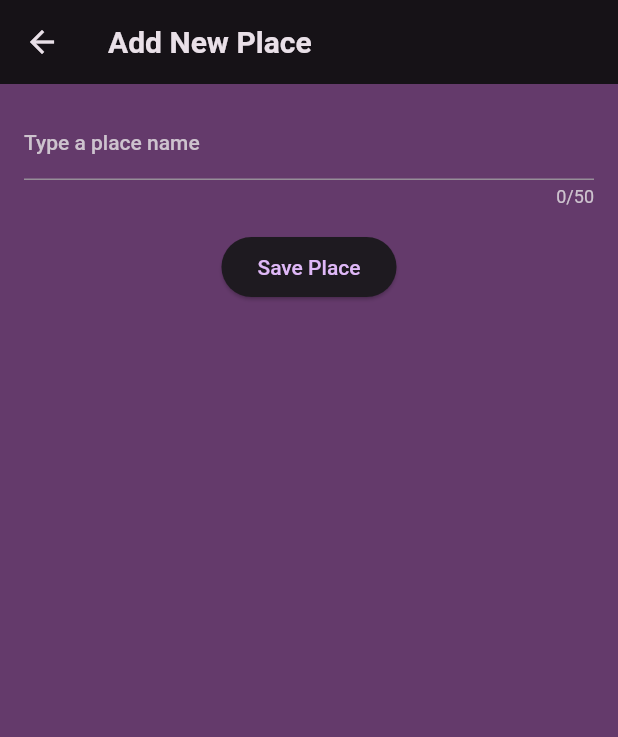
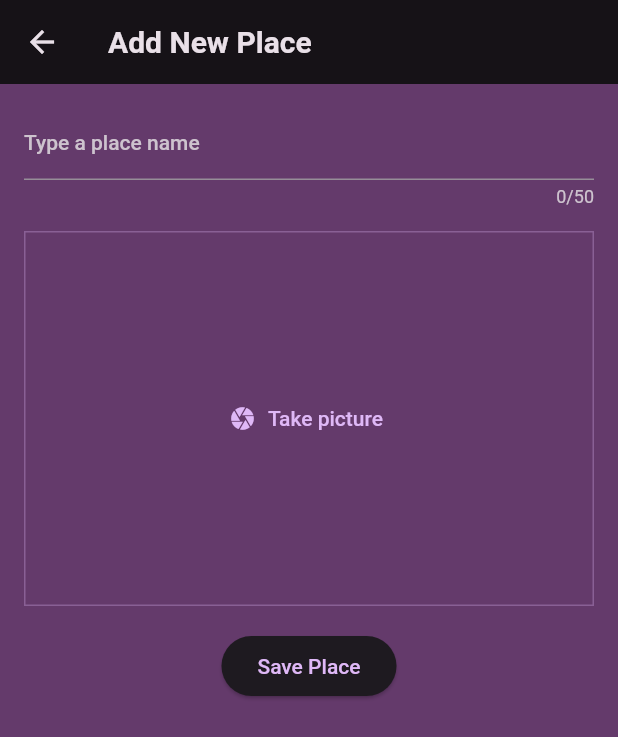
Before and after one commit to elianaferreira/favorite_places, a Flutter app: the NewPlaceScreen screen opened directly, on a phone screen of 412 x 824 dp. Shown: the top 737 px of the screen. Run offline on Flutter 3.47's test engine with Material 2 defaults, Android fonts, the phone set to English and light mode, and no system bars; our stand-ins replace flutter_riverpod, google_fonts, image_picker.

Commit message:
added the option to take a photo in the NewPlace Screen

```diff
--- a/lib/screens/new_place.dart
+++ b/lib/screens/new_place.dart
@@ -1,5 +1,6 @@
 import 'package:favorite_places/models/place.dart';
 import 'package:favorite_places/providers/places_provider.dart';
+import 'package:favorite_places/widgets/image_input.dart';
 import 'package:flutter/material.dart';
 import 'package:flutter_riverpod/flutter_riverpod.dart';
 
@@ -44,6 +45,8 @@ class _NewPlaceState extends ConsumerState<NewPlaceScreen> {
                   const InputDecoration(label: Text('Type a place name')),
             ),
             const SizedBox(height: 16),
+            const ImageInput(),
+            const SizedBox(height: 16),
             ElevatedButton(
                 onPressed: _savePlace, child: const Text('Save Place'))
           ],
--- /dev/null
+++ b/lib/widgets/image_input.dart
@@ -0,0 +1,58 @@
+import 'dart:io';
+
+import 'package:flutter/material.dart';
+import 'package:image_picker/image_picker.dart';
+
+class ImageInput extends StatefulWidget {
+  const ImageInput({super.key});
+
+  @override
+  State<ImageInput> createState() {
+    return _ImageInputState();
+  }
+}
+
+class _ImageInputState extends State<ImageInput> {
+  File? _selectedImage;
+
+  void _takePicture() async {
+    final ImagePicker imagePicker = ImagePicker();
+    final pickedImage =
+        await imagePicker.pickImage(source: ImageSource.camera, maxWidth: 600);
+    if (pickedImage == null) return;
+    setState(() {
+      _selectedImage = File(pickedImage.path);
+    });
+  }
+
+  @override
+  Widget build(BuildContext context) {
+    Widget content = TextButton.icon(
+        onPressed: _takePicture,
+        icon: const Icon(Icons.camera),
+        label: const Text('Take picture'));
+
+    if (_selectedImage != null) {
+      content = GestureDetector(
+        onTap: _takePicture,
+        child: Image.file(
+          _selectedImage!,
+          fit: BoxFit.cover,
+          width: double.infinity,
+          height: double.infinity,
+        ),
+      );
+    }
+
+    return Container(
+      height: 250,
+      width: MediaQuery.of(context).size.width,
+      decoration: BoxDecoration(
+          border: Border.all(
+              width: 1,
+              color: Theme.of(context).colorScheme.primary.withOpacity(0.3))),
+      alignment: Alignment.center,
+      child: content,
+    );
+  }
+}
--- a/pubspec.yaml
+++ b/pubspec.yaml
@@ -38,6 +38,7 @@ dependencies:
   google_fonts: ^5.1.0
   flutter_riverpod: ^2.3.6
   uuid: ^3.0.7
+  image_picker: ^1.0.0
 
 dev_dependencies:
   flutter_test:
```
Also changed, not shown: pubspec.lock, 6 other files.
